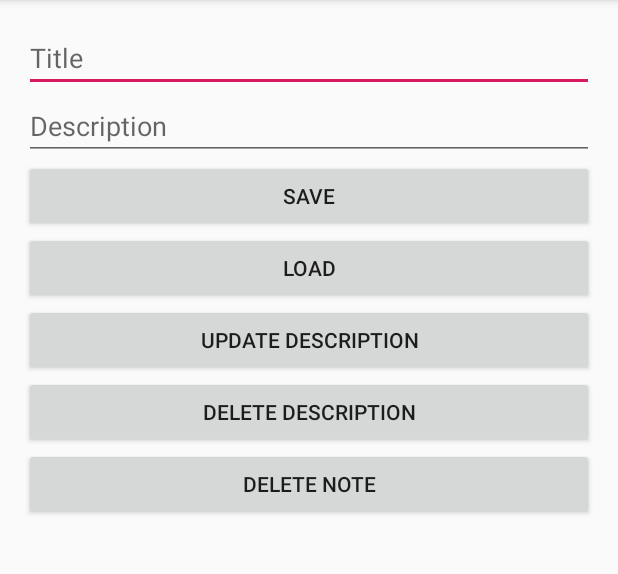
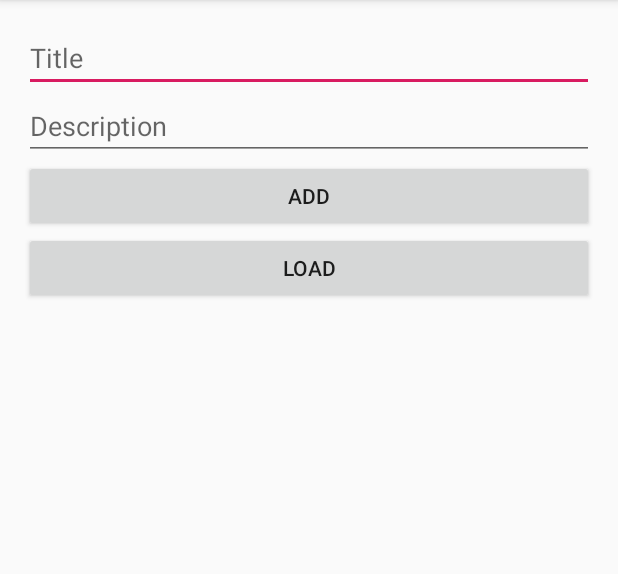
Before and after one commit to alessanderleite/FirestoreApp, an Android app: the screen it shows after launch (MainActivity), on a phone screen of 412 x 824 dp, the part 84-658 px from its top. Run offline under Robolectric (Android 15) with nearby library versions, the phone set to English and light mode, and no system bars; our stand-ins replace Firebase (no records; nobody signed in at launch, a user with empty details on screens opened directly).

Commit message:
changing buttons and adding scrollView in the XML file

```diff
--- a/app/src/main/res/layout/activity_main.xml
+++ b/app/src/main/res/layout/activity_main.xml
@@ -25,8 +25,8 @@
     <Button
         android:layout_width="match_parent"
         android:layout_height="wrap_content"
-        android:onClick="saveNote"
-        android:text="Save" />
+        android:onClick="addNote"
+        android:text="Add" />
 
     <Button
         android:layout_width="match_parent"
@@ -34,28 +34,16 @@
         android:onClick="loadNote"
         android:text="Load" />
 
-    <Button
+    <android.support.v4.widget.NestedScrollView
         android:layout_width="match_parent"
-        android:layout_height="wrap_content"
-        android:text="Update description"
-        android:onClick="updateDescription"/>
+        android:layout_height="wrap_content">
 
-    <Button
-        android:layout_width="match_parent"
-        android:layout_height="wrap_content"
-        android:text="Delete description"
-        android:onClick="deleteDescription"/>
+        <TextView
+            android:id="@+id/text_view_date"
+            android:layout_width="wrap_content"
+            android:layout_height="wrap_content"
+            android:textSize="20sp"/>
+    </android.support.v4.widget.NestedScrollView>
 
-    <Button
-        android:layout_width="match_parent"
-        android:layout_height="wrap_content"
-        android:text="Delete note"
-        android:onClick="deleteNote"/>
-
-    <TextView
-        android:id="@+id/text_view_date"
-        android:layout_width="wrap_content"
-        android:layout_height="wrap_content"
-        android:textSize="20sp"/>
 
 </LinearLayout>
```
